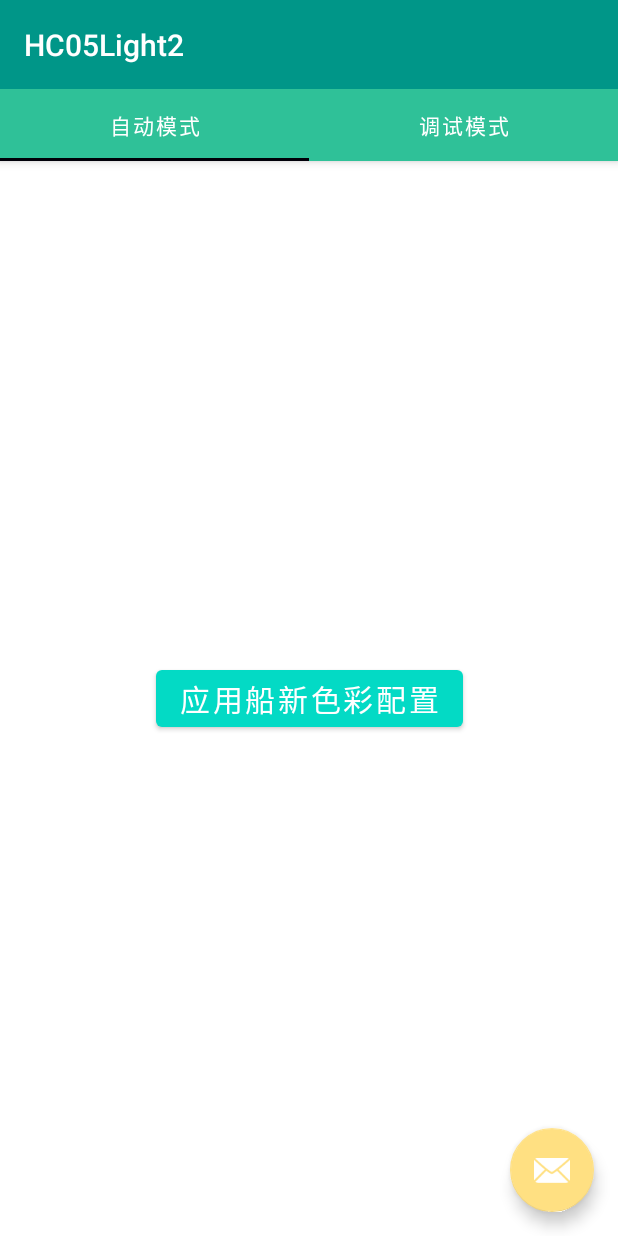
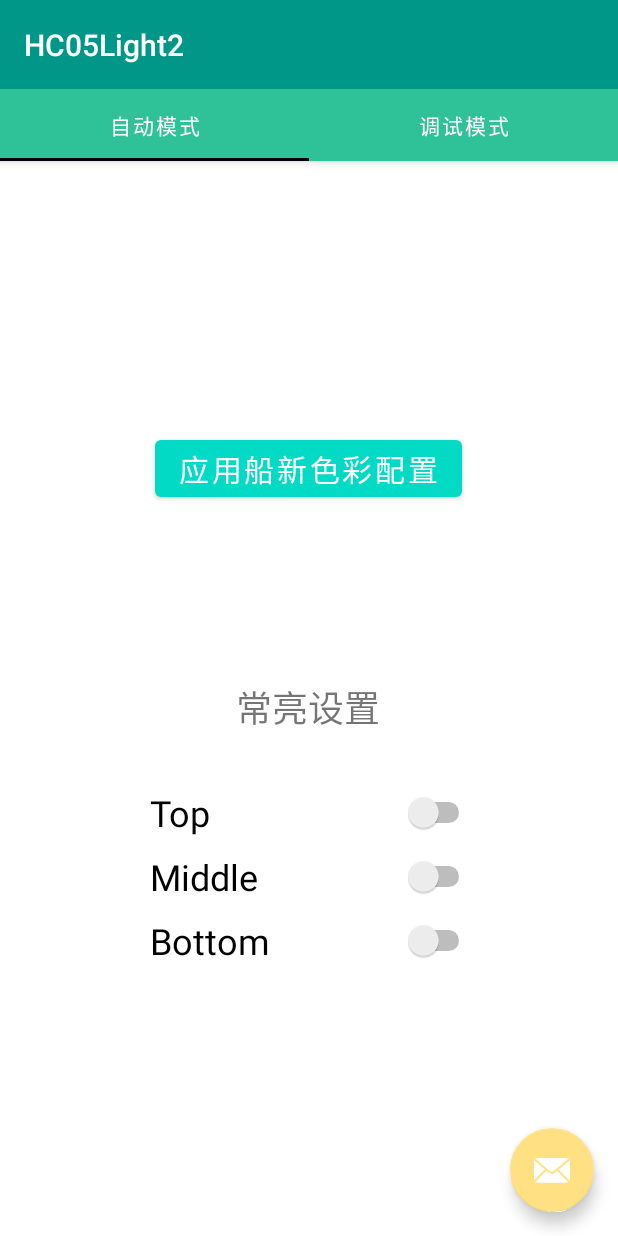
Before and after one commit to GDDG08/HC05Light, an Android app: the screen it shows after launch (MainActivity), on a phone screen of 412 x 824 dp. Run offline under Robolectric (Android 15) with nearby library versions, the phone set to English and light mode, and no system bars; libraries missing offline, so code that uses them is left out: com.larswerkman.holocolorpicker; 6 statements that could not run were skipped.

Commit message:
V3.0 --add support for Android Pie --bugfix --new feature: Auto_stay_mode

```diff
--- a/app/build.gradle
+++ b/app/build.gradle
@@ -8,10 +8,10 @@ android {
 
     defaultConfig {
         applicationId "com.zzh.ardunio.hc05light2"
-        minSdkVersion 29
+        minSdkVersion 28
         targetSdkVersion 30
-        versionCode 21071803
-        versionName "2.1"
+        versionCode 21071805
+        versionName "3.0"
 
         testInstrumentationRunner "androidx.test.runner.AndroidJUnitRunner"
     }
--- a/app/src/main/java/com/zzh/ardunio/hc05light2/MainActivity.java
+++ b/app/src/main/java/com/zzh/ardunio/hc05light2/MainActivity.java
@@ -93,6 +93,7 @@ public class MainActivity extends AppCompatActivity implements BLESPPUtils.OnBlu
 
 
         initPermissions();
+        initColors(this);
         mBLESPPUtils = new BLESPPUtils(MainActivity.this, this);
         mBLESPPUtils.setEnableLogOut();
         mBLESPPUtils.setStopString("\r\n");
@@ -118,8 +119,9 @@ public class MainActivity extends AppCompatActivity implements BLESPPUtils.OnBlu
                     1
             );
         }
-
-        SharedPreferences colorInfo = getSharedPreferences(MainActivity.PREFS_NAME, MODE_PRIVATE);
+    }
+    public static void initColors(Context mContext){
+        SharedPreferences colorInfo = mContext.getSharedPreferences(MainActivity.PREFS_NAME, MODE_PRIVATE);
         if (!colorInfo.getBoolean("Init", false)){
             SharedPreferences.Editor editor = colorInfo.edit();//获取Editor
             for(int i=0;i<3;i++){
@@ -140,7 +142,6 @@ public class MainActivity extends AppCompatActivity implements BLESPPUtils.OnBlu
             editor.putBoolean("Init", true);
             editor.commit();
         }
-
     }
 
     @Override
--- a/app/src/main/java/com/zzh/ardunio/hc05light2/ui/main/PlaceholderFragment.java
+++ b/app/src/main/java/com/zzh/ardunio/hc05light2/ui/main/PlaceholderFragment.java
@@ -8,8 +8,10 @@ import android.view.LayoutInflater;
 import android.view.View;
 import android.view.ViewGroup;
 import android.widget.Button;
+import android.widget.CompoundButton;
 import android.widget.RadioButton;
 import android.widget.RadioGroup;
+import android.widget.Switch;
 import android.widget.TextView;
 import android.widget.Toast;
 
@@ -94,6 +96,30 @@ public class PlaceholderFragment extends Fragment {
                         Toast.makeText(getContext(),"Done!",Toast.LENGTH_LONG).show();
                     }
                 });
+
+                final Switch switch1 = binding1.switch1;
+                final Switch switch2 = binding1.switch2;
+                final Switch switch3 = binding1.switch3;
+
+                switch1.setOnCheckedChangeListener(new CompoundButton.OnCheckedChangeListener() {
+                    @Override
+                    public void onCheckedChanged(CompoundButton buttonView, boolean isChecked) {
+                        BLsend(isChecked? "{":"}");
+
+                    }
+                });
+                switch2.setOnCheckedChangeListener(new CompoundButton.OnCheckedChangeListener() {
+                    @Override
+                    public void onCheckedChanged(CompoundButton buttonView, boolean isChecked) {
+                        BLsend(isChecked? "[":"]");
+                    }
+                });
+                switch3.setOnCheckedChangeListener(new CompoundButton.OnCheckedChangeListener() {
+                    @Override
+                    public void onCheckedChanged(CompoundButton buttonView, boolean isChecked) {
+                        BLsend(isChecked? "<":">");
+                    }
+                });
                 break;
             case Page_Mode_Setting:
                 binding2 = Fragment2Binding.inflate(inflater, container, false);
@@ -151,6 +177,14 @@ public class PlaceholderFragment extends Fragment {
                         editor.commit();
                     }
                 });
+                final Button button2 = binding2.button2;
+                button2.setOnClickListener(new View.OnClickListener() {
+                    @Override
+                    public void onClick(View v) {
+                        MainActivity.initColors(getActivity());
+                        Toast.makeText(getContext(),"Done!",Toast.LENGTH_LONG).show();
+                    }
+                });
                 break;
             default:
                 break;
--- a/app/src/main/res/layout/fragment_1.xml
+++ b/app/src/main/res/layout/fragment_1.xml
@@ -15,7 +15,63 @@
         android:textSize="20sp"
         app:layout_constraintBottom_toBottomOf="parent"
         app:layout_constraintEnd_toEndOf="parent"
+        app:layout_constraintHorizontal_bias="0.497"
         app:layout_constraintStart_toStartOf="parent"
-        app:layout_constraintTop_toTopOf="parent" />
+        app:layout_constraintTop_toTopOf="parent"
+        app:layout_constraintVertical_bias="0.27" />
+
+    <LinearLayout
+        android:layout_width="match_parent"
+        android:layout_height="wrap_content"
+        android:layout_marginStart="100dp"
+        android:layout_marginTop="36dp"
+        android:layout_marginEnd="80dp"
+        android:orientation="vertical"
+        app:layout_constraintEnd_toEndOf="parent"
+        app:layout_constraintHorizontal_bias="1.0"
+        app:layout_constraintStart_toStartOf="parent"
+        app:layout_constraintTop_toBottomOf="@+id/textView">
+
+        <Switch
+            android:id="@+id/switch1"
+            android:layout_width="match_parent"
+            android:layout_height="wrap_content"
+            android:layout_marginRight="15dp"
+            android:layout_weight="1"
+            android:text="Top"
+            android:textSize="24sp" />
+
+        <Switch
+            android:id="@+id/switch2"
+            android:layout_width="match_parent"
+            android:layout_height="wrap_content"
+            android:layout_marginTop="10dp"
+            android:layout_marginRight="15dp"
+            android:layout_weight="1"
+            android:text="Middle"
+            android:textSize="24sp" />
+
+        <Switch
+            android:id="@+id/switch3"
+            android:layout_width="match_parent"
+            android:layout_height="wrap_content"
+            android:layout_marginTop="10dp"
+            android:layout_marginRight="15dp"
+            android:layout_weight="1"
+            android:text="Bottom"
+            android:textSize="24sp" />
+    </LinearLayout>
+
+    <TextView
+        android:id="@+id/textView"
+        android:layout_width="wrap_content"
+        android:layout_height="wrap_content"
+        android:layout_marginTop="116dp"
+        android:text="常亮设置"
+        android:textSize="24sp"
+        app:layout_constraintEnd_toEndOf="parent"
+        app:layout_constraintHorizontal_bias="0.498"
+        app:layout_constraintStart_toStartOf="parent"
+        app:layout_constraintTop_toBottomOf="@+id/button" />
 
 </androidx.constraintlayout.widget.ConstraintLayout>
```
Also changed, not shown: app/src/main/res/layout/fragment_2.xml (+15 -0 lines), 1 other file.
